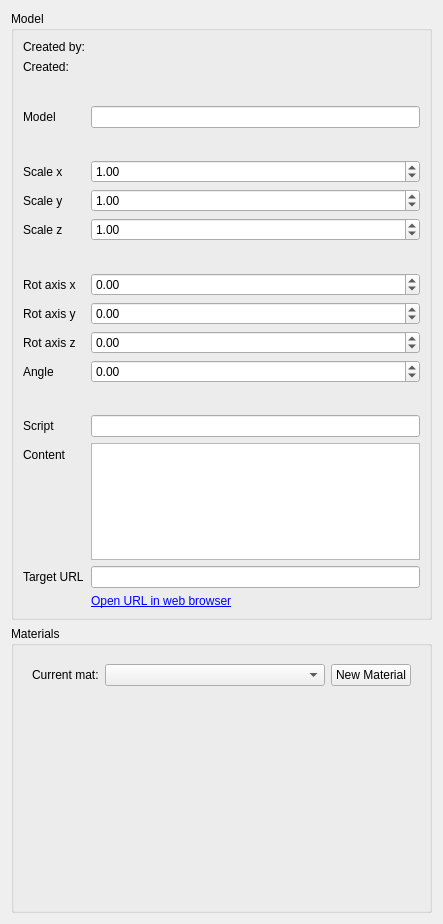
This is gui_client/ObjectEditor.ui in shipilovden/substrata-metasiberia as Qt 5 draws it before an edit. The edited form follows.
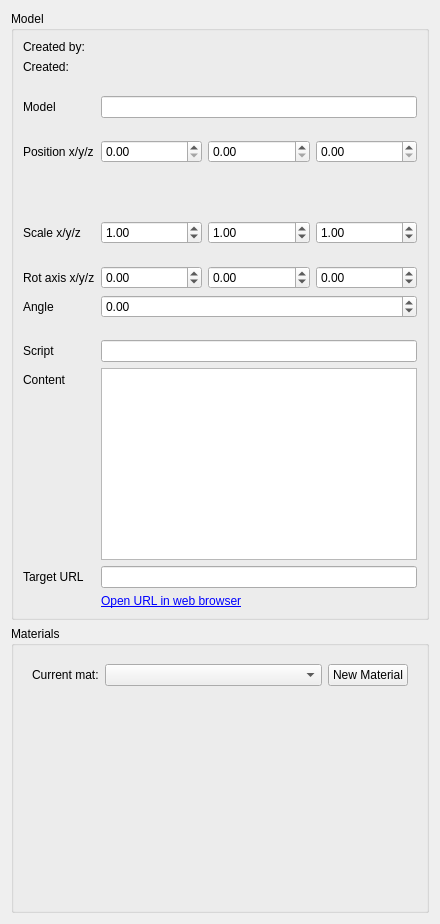
This is the edited form. Custom widgets are drawn as their Qt base class.

Commit message: Changing outline colour when object is picked up/dropped. Fixed updating physics transform when object is edited. Added position spinboxes in object editor. Re-arranged 3-vector spinboxes to be in a horizontal layout.

Diff of the .ui file:
```diff
--- a/gui_client/ObjectEditor.ui
+++ b/gui_client/ObjectEditor.ui
@@ -6,7 +6,7 @@
    <rect>
     <x>0</x>
     <y>0</y>
-    <width>443</width>
+    <width>440</width>
     <height>924</height>
    </rect>
   </property>
@@ -20,6 +20,50 @@
       <string>Model</string>
      </property>
      <layout class="QFormLayout" name="formLayout">
+      <item row="0" column="0">
+       <widget class="QLabel" name="label_11">
+        <property name="text">
+         <string>Created by:</string>
+        </property>
+       </widget>
+      </item>
+      <item row="0" column="1">
+       <widget class="QLabel" name="createdByLabel">
+        <property name="text">
+         <string/>
+        </property>
+       </widget>
+      </item>
+      <item row="1" column="0">
+       <widget class="QLabel" name="label_10">
+        <property name="text">
+         <string>Created:</string>
+        </property>
+       </widget>
+      </item>
+      <item row="1" column="1">
+       <widget class="QLabel" name="createdTimeLabel">
+        <property name="text">
+         <string/>
+        </property>
+       </widget>
+      </item>
+      <item row="2" column="1">
+       <spacer name="verticalSpacer_4">
+        <property name="orientation">
+         <enum>Qt::Vertical</enum>
+        </property>
+        <property name="sizeType">
+         <enum>QSizePolicy::Fixed</enum>
+        </property>
+        <property name="sizeHint" stdset="0">
+         <size>
+          <width>20</width>
+          <height>10</height>
+         </size>
+        </property>
+       </spacer>
+      </item>
       <item row="3" column="0">
        <widget class="QLabel" name="modelLabel">
         <property name="text">
@@ -30,60 +74,126 @@
       <item row="3" column="1">
        <widget class="FileSelectWidget" name="modelFileSelectWidget"/>
       </item>
+      <item row="4" column="1">
+       <spacer name="verticalSpacer">
+        <property name="orientation">
+         <enum>Qt::Vertical</enum>
+        </property>
+        <property name="sizeType">
+         <enum>QSizePolicy::Fixed</enum>
+        </property>
+        <property name="sizeHint" stdset="0">
+         <size>
+          <width>20</width>
+          <height>10</height>
+         </size>
+        </property>
+       </spacer>
+      </item>
       <item row="5" column="0">
-       <widget class="QLabel" name="label_2">
-        <property name="text">
-         <string>Scale x</string>
-        </property>
-       </widget>
-      </item>
-      <item row="5" column="1">
-       <widget class="IndigoDoubleSpinBox" name="scaleXDoubleSpinBox">
-        <property name="minimum">
-         <double>0.000000000000000</double>
-        </property>
-        <property name="maximum">
-         <double>1000000.000000000000000</double>
-        </property>
-        <property name="singleStep">
-         <double>0.100000000000000</double>
-        </property>
-        <property name="value">
-         <double>1.000000000000000</double>
-        </property>
-       </widget>
-      </item>
-      <item row="6" column="0">
        <widget class="QLabel" name="label_3">
         <property name="text">
-         <string>Scale y</string>
+         <string>Position x/y/z</string>
         </property>
        </widget>
       </item>
-      <item row="6" column="1">
-       <widget class="IndigoDoubleSpinBox" name="scaleYDoubleSpinBox">
-        <property name="minimum">
-         <double>0.000000000000000</double>
-        </property>
-        <property name="maximum">
-         <double>1000000.000000000000000</double>
-        </property>
+      <item row="5" column="1">
+       <widget class="QWidget" name="widget_4" native="true">
+        <layout class="QHBoxLayout" name="horizontalLayout_4">
+         <property name="leftMargin">
+          <number>0</number>
+         </property>
+         <property name="topMargin">
+          <number>0</number>
+         </property>
+         <property name="rightMargin">
+          <number>0</number>
+         </property>
+         <property name="bottomMargin">
+          <number>0</number>
+         </property>
+         <item>
+          <widget class="IndigoDoubleSpinBox" name="posXDoubleSpinBox">
         <property name="singleStep">
          <double>0.100000000000000</double>
         </property>
-        <property name="value">
-         <double>1.000000000000000</double>
-        </property>
+          </widget>
+         </item>
+         <item>
+          <widget class="IndigoDoubleSpinBox" name="posYDoubleSpinBox">
+           <property name="singleStep">
+            <double>0.100000000000000</double>
+           </property>
+          </widget>
+         </item>
+         <item>
+          <widget class="IndigoDoubleSpinBox" name="posZDoubleSpinBox">
+           <property name="singleStep">
+            <double>0.100000000000000</double>
+           </property>
+          </widget>
+         </item>
+        </layout>
        </widget>
       </item>
       <item row="7" column="0">
-       <widget class="QLabel" name="label_4">
+       <widget class="QLabel" name="label_2">
         <property name="text">
-         <string>Scale z</string>
+         <string>Scale x/y/z </string>
         </property>
        </widget>
       </item>
       <item row="7" column="1">
+       <widget class="QWidget" name="widget_2" native="true">
+        <layout class="QHBoxLayout" name="horizontalLayout_2">
+         <property name="spacing">
+          <number>6</number>
+         </property>
+         <property name="leftMargin">
+          <number>0</number>
+         </property>
+         <property name="topMargin">
+          <number>0</number>
+         </property>
+         <property name="rightMargin">
+          <number>0</number>
+         </property>
+         <property name="bottomMargin">
+          <number>0</number>
+         </property>
+         <item>
+          <widget class="IndigoDoubleSpinBox" name="scaleXDoubleSpinBox">
+           <property name="minimum">
+            <double>0.000000000000000</double>
+           </property>
+           <property name="maximum">
+            <double>1000000.000000000000000</double>
+           </property>
+           <property name="singleStep">
+            <double>0.100000000000000</double>
+           </property>
+           <property name="value">
+            <double>1.000000000000000</double>
+           </property>
+          </widget>
+         </item>
+         <item>
+          <widget class="IndigoDoubleSpinBox" name="scaleYDoubleSpinBox">
+           <property name="minimum">
+            <double>0.000000000000000</double>
+           </property>
+           <property name="maximum">
+            <double>1000000.000000000000000</double>
+           </property>
+           <property name="singleStep">
+            <double>0.100000000000000</double>
+           </property>
+           <property name="value">
+            <double>1.000000000000000</double>
+           </property>
+          </widget>
+         </item>
+         <item>
        <widget class="IndigoDoubleSpinBox" name="scaleZDoubleSpinBox">
         <property name="maximum">
          <double>1000000.000000000000000</double>
@@ -96,6 +206,9 @@
         </property>
        </widget>
       </item>
+        </layout>
+       </widget>
+      </item>
       <item row="8" column="1">
        <spacer name="verticalSpacer_2">
         <property name="orientation">
@@ -107,7 +220,7 @@
         <property name="sizeHint" stdset="0">
          <size>
           <width>20</width>
-          <height>20</height>
+          <height>10</height>
          </size>
         </property>
        </spacer>
@@ -115,11 +228,26 @@
       <item row="9" column="0">
        <widget class="QLabel" name="label_5">
         <property name="text">
-         <string>Rot axis x</string>
+         <string>Rot axis x/y/z</string>
         </property>
        </widget>
       </item>
       <item row="9" column="1">
+       <widget class="QWidget" name="widget_3" native="true">
+        <layout class="QHBoxLayout" name="horizontalLayout_3">
+         <property name="leftMargin">
+          <number>0</number>
+         </property>
+         <property name="topMargin">
+          <number>0</number>
+         </property>
+         <property name="rightMargin">
+          <number>0</number>
+         </property>
+         <property name="bottomMargin">
+          <number>0</number>
+         </property>
+         <item>
        <widget class="QDoubleSpinBox" name="rotAxisXDoubleSpinBox">
         <property name="minimum">
          <double>-100.000000000000000</double>
@@ -132,14 +260,7 @@
         </property>
        </widget>
       </item>
-      <item row="10" column="0">
-       <widget class="QLabel" name="label_6">
-        <property name="text">
-         <string>Rot axis y</string>
-        </property>
-       </widget>
-      </item>
-      <item row="10" column="1">
+         <item>
        <widget class="QDoubleSpinBox" name="rotAxisYDoubleSpinBox">
         <property name="minimum">
          <double>-100.000000000000000</double>
@@ -152,14 +273,7 @@
         </property>
        </widget>
       </item>
-      <item row="11" column="0">
-       <widget class="QLabel" name="label_7">
-        <property name="text">
-         <string>Rot axis z</string>
-        </property>
-       </widget>
-      </item>
-      <item row="11" column="1">
+         <item>
        <widget class="QDoubleSpinBox" name="rotAxisZDoubleSpinBox">
         <property name="minimum">
          <double>-100.000000000000000</double>
@@ -172,14 +286,17 @@
         </property>
        </widget>
       </item>
-      <item row="12" column="0">
+        </layout>
+       </widget>
+      </item>
+      <item row="10" column="0">
        <widget class="QLabel" name="label_8">
         <property name="text">
          <string>Angle</string>
         </property>
        </widget>
       </item>
-      <item row="12" column="1">
+      <item row="10" column="1">
        <widget class="QDoubleSpinBox" name="rotAngleDoubleSpinBox">
         <property name="minimum">
          <double>-100.000000000000000</double>
@@ -192,26 +309,7 @@
         </property>
        </widget>
       </item>
-      <item row="4" column="1">
-       <spacer name="verticalSpacer">
-        <property name="orientation">
-         <enum>Qt::Vertical</enum>
-        </property>
-        <property name="sizeType">
-         <enum>QSizePolicy::Fixed</enum>
-        </property>
-        <property name="sizeHint" stdset="0">
-         <size>
-          <width>20</width>
-          <height>20</height>
-         </size>
-        </property>
-       </spacer>
-      </item>
-      <item row="14" column="1">
-       <widget class="FileSelectWidget" name="scriptFileSelectWidget"/>
-      </item>
-      <item row="13" column="1">
+      <item row="11" column="1">
        <spacer name="verticalSpacer_3">
         <property name="orientation">
          <enum>Qt::Vertical</enum>
@@ -222,73 +320,29 @@
         <property name="sizeHint" stdset="0">
          <size>
           <width>20</width>
-          <height>20</height>
+          <height>10</height>
          </size>
         </property>
        </spacer>
       </item>
-      <item row="14" column="0">
+      <item row="12" column="0">
        <widget class="QLabel" name="label_9">
         <property name="text">
          <string>Script</string>
         </property>
        </widget>
       </item>
-      <item row="1" column="0">
-       <widget class="QLabel" name="label_10">
-        <property name="text">
-         <string>Created:</string>
-        </property>
-       </widget>
+      <item row="12" column="1">
+       <widget class="FileSelectWidget" name="scriptFileSelectWidget"/>
       </item>
-      <item row="0" column="0">
-       <widget class="QLabel" name="label_11">
-        <property name="text">
-         <string>Created by:</string>
-        </property>
-       </widget>
-      </item>
-      <item row="0" column="1">
-       <widget class="QLabel" name="createdByLabel">
-        <property name="text">
-         <string/>
-        </property>
-       </widget>
-      </item>
-      <item row="1" column="1">
-       <widget class="QLabel" name="createdTimeLabel">
-        <property name="text">
-         <string/>
-        </property>
-       </widget>
-      </item>
-      <item row="2" column="1">
-       <spacer name="verticalSpacer_4">
-        <property name="orientation">
-         <enum>Qt::Vertical</enum>
-        </property>
-        <property name="sizeType">
-         <enum>QSizePolicy::Fixed</enum>
-        </property>
-        <property name="sizeHint" stdset="0">
-         <size>
-          <width>20</width>
-          <height>20</height>
-         </size>
-        </property>
-       </spacer>
-      </item>
-      <item row="16" column="0">
+      <item row="14" column="0">
        <widget class="QLabel" name="label_12">
         <property name="text">
          <string>Content</string>
         </property>
        </widget>
       </item>
-      <item row="17" column="1">
-       <widget class="QLineEdit" name="targetURLLineEdit"/>
-      </item>
-      <item row="16" column="1">
+      <item row="14" column="1">
        <widget class="QTextEdit" name="contentTextEdit">
         <property name="minimumSize">
          <size>
@@ -298,20 +352,36 @@
         </property>
        </widget>
       </item>
-      <item row="17" column="0">
+      <item row="15" column="0">
        <widget class="QLabel" name="targetURLLabel">
         <property name="text">
          <string>Target URL</string>
         </property>
        </widget>
       </item>
-      <item row="18" column="1">
+      <item row="15" column="1">
+       <widget class="QLineEdit" name="targetURLLineEdit"/>
+      </item>
+      <item row="16" column="1">
        <widget class="QLabel" name="visitURLLabel">
         <property name="text">
          <string>&lt;a href=&quot;#boo&quot;&gt;Open URL in web browser&lt;/a&gt;</string>
         </property>
        </widget>
       </item>
+      <item row="6" column="1">
+       <spacer name="verticalSpacer_5">
+        <property name="orientation">
+         <enum>Qt::Vertical</enum>
+        </property>
+        <property name="sizeHint" stdset="0">
+         <size>
+          <width>20</width>
+          <height>10</height>
+         </size>
+        </property>
+       </spacer>
+      </item>
      </layout>
     </widget>
    </item>
```
Lines whose indentation alone changed are shown as unchanged. The commit also changes 4 other files.
